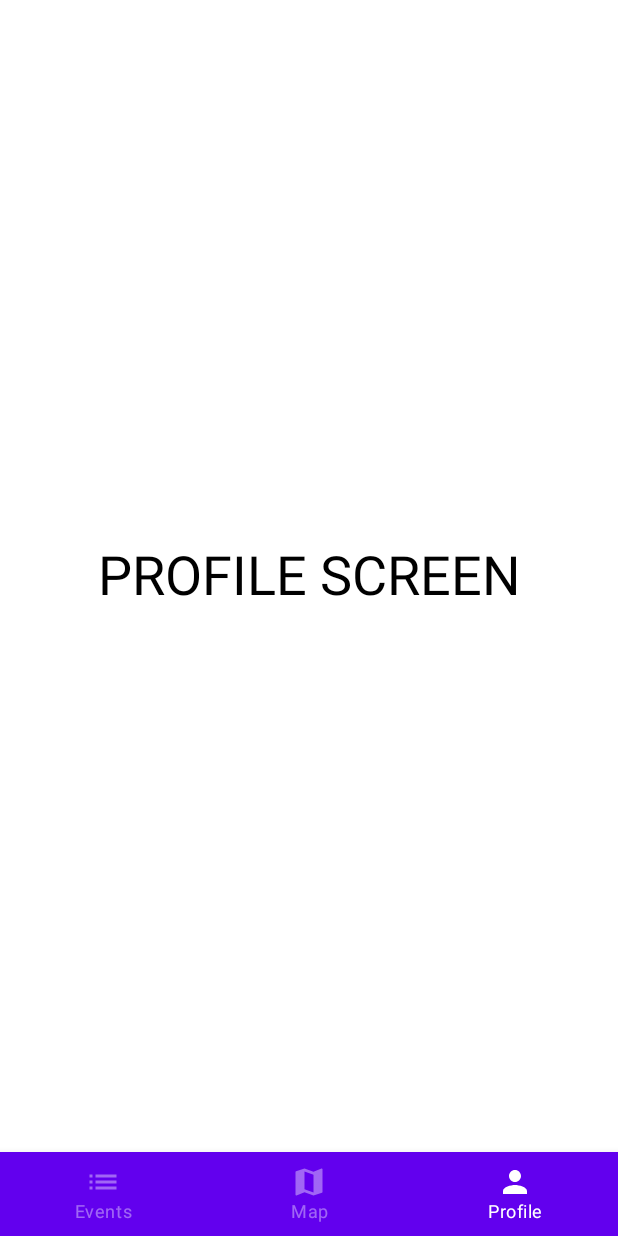
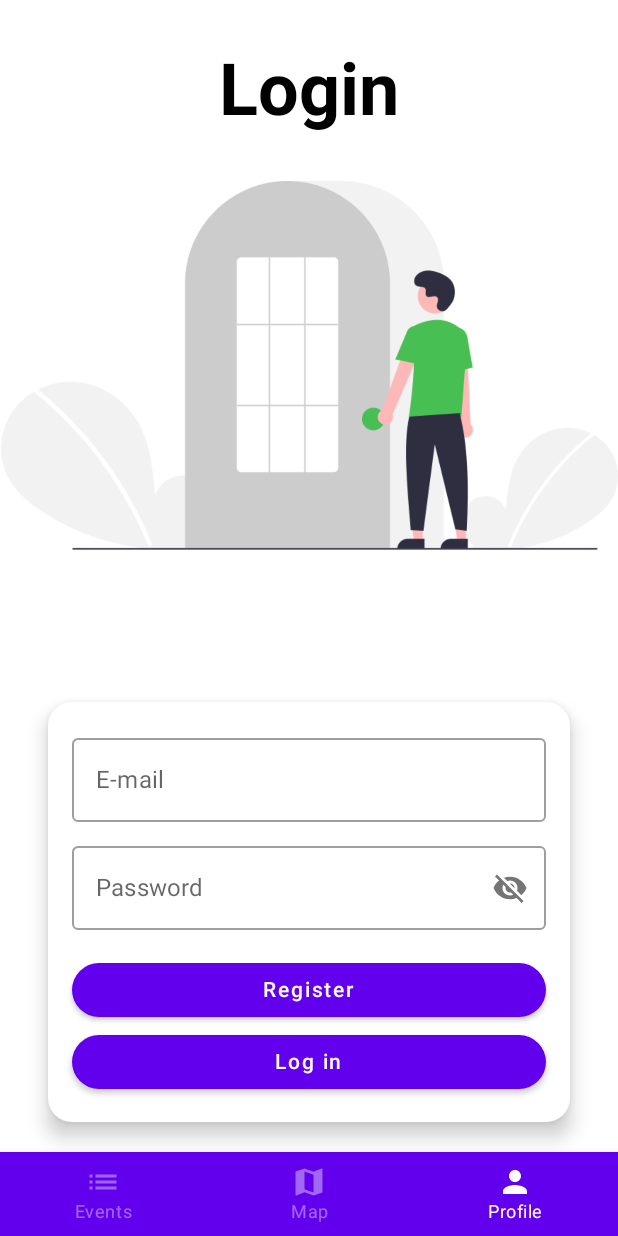
Before and after one commit to kosodrzewina/waw-app, an Android app built with Jetpack Compose: the ProfileScreen screen opened through its navigation route, on a phone screen of 412 x 824 dp. Run offline under Robolectric (Android 15) with nearby library versions, the phone set to English and light mode, and no system bars; our stand-ins replace accompanist.

Commit message:
dummy login screen and new illustrations

```diff
--- a/app/src/main/java/com/example/wawapp/navigation/NavGraph.kt
+++ b/app/src/main/java/com/example/wawapp/navigation/NavGraph.kt
@@ -11,8 +11,8 @@ import androidx.navigation.navArgument
 import com.example.wawapp.events.EventStore
 import com.example.wawapp.screens.EventPreviewScreen
 import com.example.wawapp.screens.events.EventsScreen
-import com.example.wawapp.screens.ProfileScreen
 import com.example.wawapp.screens.map.MapScreen
+import com.example.wawapp.screens.profile.ProfileScreen
 import java.net.URLDecoder
 import java.nio.charset.StandardCharsets
 
@@ -22,11 +22,7 @@ fun NavGraph(navController: NavHostController, context: Context, modifier: Modif
         navController = navController, startDestination = EVENTS_ROUTE, modifier = modifier
     ) {
         composable(EVENTS_ROUTE) {
-            EventsScreen(
-                events = EventStore.events,
-                context = context,
-                navController = navController
-            )
+            EventsScreen(events = EventStore.events, navController = navController)
         }
 
         composable(MAP_ROUTE) { MapScreen(context) }
--- a/app/src/main/java/com/example/wawapp/screens/ProfileScreen.kt
+++ /dev/null
@@ -1,16 +0,0 @@
-package com.example.wawapp.screens
-
-import androidx.compose.foundation.layout.Box
-import androidx.compose.foundation.layout.fillMaxSize
-import androidx.compose.material.Text
-import androidx.compose.runtime.Composable
-import androidx.compose.ui.Alignment
-import androidx.compose.ui.Modifier
-import androidx.compose.ui.unit.sp
-
-@Composable
-fun ProfileScreen() {
-    Box(modifier = Modifier.fillMaxSize(), contentAlignment = Alignment.Center) {
-        Text(text = "PROFILE SCREEN", fontSize = 36.sp)
-    }
-}
--- a/app/src/main/java/com/example/wawapp/screens/events/EventList.kt
+++ b/app/src/main/java/com/example/wawapp/screens/events/EventList.kt
@@ -1,6 +1,5 @@
 package com.example.wawapp.screens.events
 
-import android.content.Context
 import android.content.res.Resources
 import androidx.compose.foundation.layout.Arrangement
 import androidx.compose.foundation.layout.PaddingValues
@@ -10,12 +9,15 @@ import androidx.compose.foundation.lazy.items
 import androidx.compose.foundation.rememberScrollState
 import androidx.compose.foundation.verticalScroll
 import androidx.compose.material.ScaffoldState
-import androidx.compose.runtime.*
+import androidx.compose.runtime.Composable
+import androidx.compose.runtime.LaunchedEffect
+import androidx.compose.runtime.collectAsState
+import androidx.compose.runtime.getValue
 import androidx.compose.ui.Modifier
 import androidx.compose.ui.unit.dp
 import androidx.lifecycle.viewmodel.compose.viewModel
 import androidx.navigation.NavController
-import com.example.wawapp.EmptyView
+import com.example.wawapp.R
 import com.example.wawapp.events.Event
 import com.example.wawapp.events.EventStore
 import com.example.wawapp.navigation.Screen
@@ -30,7 +32,6 @@ fun EventList(
     scaffoldState: ScaffoldState,
     navController: NavController,
     resources: Resources,
-    context: Context,
     modifier: Modifier = Modifier
 ) {
     val viewModel: EventListViewModel = viewModel()
@@ -48,7 +49,9 @@ fun EventList(
         onRefresh = { viewModel.refresh() }
     ) {
         if (EventStore.events.isEmpty()) {
-            EmptyView(
+            IllustrationView(
+                drawableId = R.drawable.empty_street,
+                text = "How empty...",
                 modifier = Modifier
                     .fillMaxSize()
                     .verticalScroll(rememberScrollState())
--- a/app/src/main/java/com/example/wawapp/screens/events/EventsScreen.kt
+++ b/app/src/main/java/com/example/wawapp/screens/events/EventsScreen.kt
@@ -1,6 +1,5 @@
 package com.example.wawapp.screens.events
 
-import android.content.Context
 import androidx.compose.foundation.layout.Column
 import androidx.compose.foundation.layout.fillMaxHeight
 import androidx.compose.foundation.layout.padding
@@ -11,12 +10,12 @@ import androidx.compose.ui.graphics.Color
 import androidx.compose.ui.platform.LocalContext
 import androidx.lifecycle.viewmodel.compose.viewModel
 import androidx.navigation.NavController
+import com.example.wawapp.R
 import com.example.wawapp.events.Event
 
 @Composable
 fun EventsScreen(
     events: List<Event>,
-    context: Context,
     navController: NavController,
     viewModel: EventsScreenViewModel = viewModel(factory = EventsScreenViewModelFactory(events))
 ) {
@@ -38,15 +37,16 @@ fun EventsScreen(
         Column {
             EventTypesRow(viewModel.selectedTypes, onItemClick = viewModel::applyTypeStateChange)
             if (viewModel.eventsToDisplay.value.isEmpty() && events.isNotEmpty()) {
-                // TODO: Some cool screen
-                Text(text = "There's no events in this category")
+                IllustrationView(
+                    drawableId = R.drawable.not_found,
+                    text = "There are no events in this category"
+                )
             }
             EventList(
                 events = viewModel.eventsToDisplay.value,
                 scaffoldState = scaffoldState,
                 navController = navController,
                 resources = LocalContext.current.resources,
-                context = context,
                 modifier = Modifier
                     .padding(top = it.calculateTopPadding())
                     .fillMaxHeight()
--- a/app/src/main/java/com/example/wawapp/EmptyView.kt
+++ b/app/src/main/java/com/example/wawapp/screens/events/IllustrationView.kt
@@ -1,29 +1,32 @@
-package com.example.wawapp
+package com.example.wawapp.screens.events
 
+import androidx.compose.foundation.Image
 import androidx.compose.foundation.layout.Arrangement
 import androidx.compose.foundation.layout.Column
+import androidx.compose.foundation.layout.fillMaxSize
 import androidx.compose.foundation.layout.padding
-import androidx.compose.material.Icon
 import androidx.compose.material.Text
-import androidx.compose.material.icons.Icons
-import androidx.compose.material.icons.filled.List
 import androidx.compose.runtime.Composable
 import androidx.compose.ui.Alignment
 import androidx.compose.ui.Modifier
+import androidx.compose.ui.res.painterResource
 import androidx.compose.ui.text.font.FontWeight
 import androidx.compose.ui.unit.dp
 import androidx.compose.ui.unit.sp
 
 @Composable
-fun EmptyView(modifier: Modifier = Modifier) {
+fun IllustrationView(drawableId: Int, text: String, modifier: Modifier = Modifier) {
     Column(
         horizontalAlignment = Alignment.CenterHorizontally,
         verticalArrangement = Arrangement.Center,
-        modifier = modifier
+        modifier = modifier.fillMaxSize()
     ) {
-        Icon(imageVector = Icons.Default.List, contentDescription = null)
+        Image(
+            painter = painterResource(id = drawableId),
+            contentDescription = null
+        )
         Text(
-            text = "How empty...",
+            text = text,
             modifier = Modifier.padding(all = 16.dp),
             fontSize = 18.sp,
             fontWeight = FontWeight.Bold
--- /dev/null
+++ b/app/src/main/java/com/example/wawapp/screens/profile/ProfileScreen.kt
@@ -0,0 +1,101 @@
+package com.example.wawapp.screens.profile
+
+import androidx.compose.foundation.Image
+import androidx.compose.foundation.layout.*
+import androidx.compose.foundation.shape.RoundedCornerShape
+import androidx.compose.material.*
+import androidx.compose.material.icons.Icons
+import androidx.compose.material.icons.filled.Visibility
+import androidx.compose.material.icons.filled.VisibilityOff
+import androidx.compose.runtime.Composable
+import androidx.compose.ui.Alignment
+import androidx.compose.ui.Modifier
+import androidx.compose.ui.res.painterResource
+import androidx.compose.ui.text.font.FontWeight
+import androidx.compose.ui.text.input.PasswordVisualTransformation
+import androidx.compose.ui.text.input.VisualTransformation
+import androidx.compose.ui.unit.dp
+import androidx.compose.ui.unit.sp
+import androidx.lifecycle.viewmodel.compose.viewModel
+import com.example.wawapp.R
+
+@Composable
+fun ProfileScreen(viewModel: ProfileScreenViewModel = viewModel()) {
+    Column(
+        horizontalAlignment = Alignment.CenterHorizontally,
+        modifier = Modifier.fillMaxSize()
+    ) {
+        Text(
+            text = "Login",
+            fontSize = 48.sp,
+            fontWeight = FontWeight.Bold,
+            modifier = Modifier.padding(top = 32.dp, bottom = 32.dp)
+        )
+        Image(
+            painter = painterResource(id = R.drawable.login),
+            contentDescription = null,
+            modifier = Modifier
+                .padding(bottom = 16.dp)
+        )
+        Spacer(modifier = Modifier.weight(1f))
+        Card(
+            shape = RoundedCornerShape(16.dp),
+            elevation = 8.dp,
+            modifier = Modifier
+                .padding(start = 32.dp, end = 32.dp, bottom = 20.dp)
+                .fillMaxWidth()
+        ) {
+            Column(horizontalAlignment = Alignment.CenterHorizontally) {
+                OutlinedTextField(
+                    value = viewModel.loginValue,
+                    onValueChange = viewModel::onLoginValueChange,
+                    label = { Text(text = "E-mail") },
+                    modifier = Modifier
+                        .padding(start = 16.dp, top = 16.dp, end = 16.dp, bottom = 8.dp)
+                        .fillMaxWidth()
+                )
+                OutlinedTextField(
+                    value = viewModel.passwordValue,
+                    onValueChange = viewModel::onPasswordValueChange,
+                    label = { Text(text = "Password") },
+                    visualTransformation = if (viewModel.passwordVisible)
+                        VisualTransformation.None
+                    else
+                        PasswordVisualTransformation(),
+                    trailingIcon = {
+                        IconButton(onClick = viewModel::switchPasswordVisibility) {
+                            Icon(
+                                imageVector = if (viewModel.passwordVisible)
+                                    Icons.Filled.Visibility
+                                else
+                                    Icons.Filled.VisibilityOff,
+                                contentDescription = null
+                            )
+                        }
+                    },
+                    modifier = Modifier
+                        .padding(start = 16.dp, end = 16.dp, bottom = 16.dp)
+                        .fillMaxWidth()
+                )
+                Button(
+                    shape = RoundedCornerShape(24.dp),
+                    onClick = { /*TODO*/ },
+                    modifier = Modifier
+                        .fillMaxWidth()
+                        .padding(start = 16.dp, end = 16.dp)
+                ) {
+                    Text(text = "Register")
+                }
+                Button(
+                    shape = RoundedCornerShape(24.dp),
+                    onClick = { /*TODO*/ },
+                    modifier = Modifier
+                        .fillMaxWidth()
+                        .padding(start = 16.dp, end = 16.dp, bottom = 16.dp)
+                ) {
+                    Text(text = "Log in")
+                }
+            }
+        }
+    }
+}
--- /dev/null
+++ b/app/src/main/java/com/example/wawapp/screens/profile/ProfileScreenViewModel.kt
@@ -0,0 +1,27 @@
+package com.example.wawapp.screens.profile
+
+import androidx.compose.runtime.getValue
+import androidx.compose.runtime.mutableStateOf
+import androidx.compose.runtime.setValue
+import androidx.lifecycle.ViewModel
+
+class ProfileScreenViewModel : ViewModel() {
+    var loginValue by mutableStateOf("")
+        private set
+    var passwordValue by mutableStateOf("")
+        private set
+    var passwordVisible by mutableStateOf(false)
+        private set
+
+    fun onLoginValueChange(newValue: String) {
+        loginValue = newValue
+    }
+
+    fun onPasswordValueChange(newValue: String) {
+        passwordValue = newValue
+    }
+
+    fun switchPasswordVisibility() {
+        passwordVisible = !passwordVisible
+    }
+}
```
Also changed, not shown: app/src/main/res/drawable/empty_street.png (added), app/src/main/res/drawable/login.png (added), app/src/main/res/drawable/not_found.png (added).
